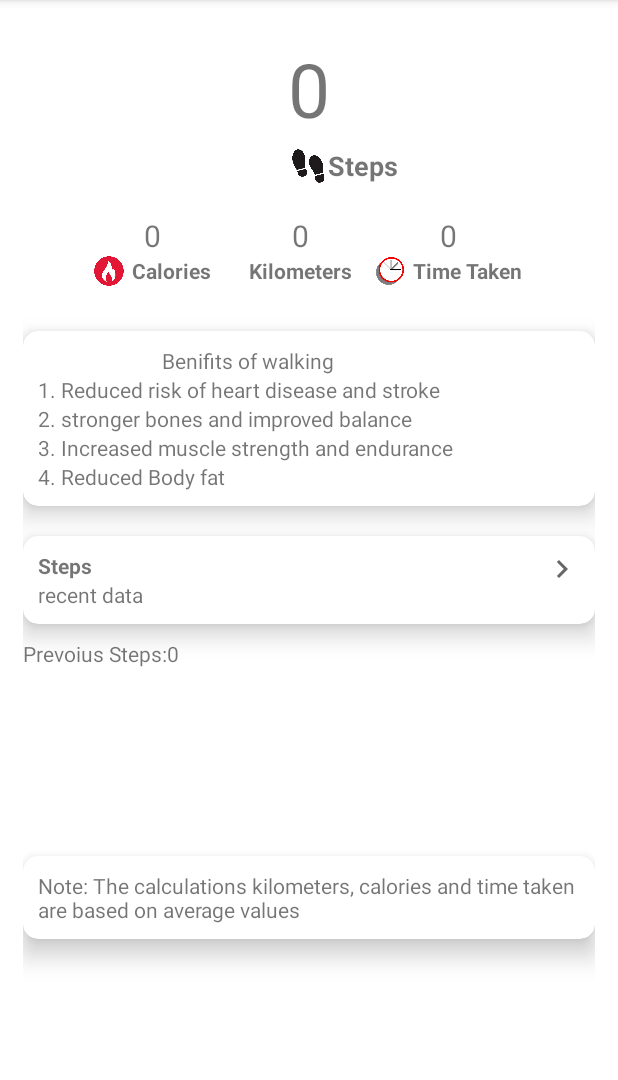
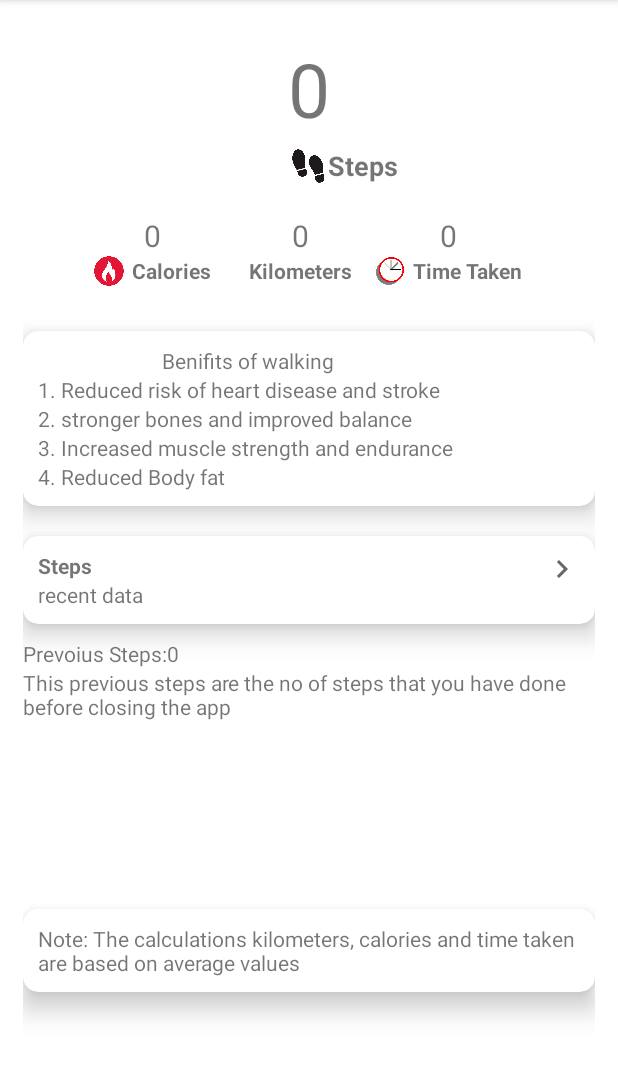
Before and after one commit to jithendrauppalapati/StepsTracker, an Android app: the screen it shows after launch (MainActivity), on a phone screen of 412 x 824 dp, the part 84-1164 px from its top. Run offline under Robolectric (Android 15) with nearby library versions, the phone set to English and light mode, and no system bars.

Commit message:
Previous steps explained

```diff
--- a/app/src/main/java/com/example/steptracker/MainActivity.java
+++ b/app/src/main/java/com/example/steptracker/MainActivity.java
@@ -22,18 +22,20 @@ import android.view.WindowManager;
 import android.widget.TextView;
 import android.widget.Toast;
 import java.text.SimpleDateFormat;
+import java.util.ArrayList;
 import java.util.Date;
 
 
 public class MainActivity extends AppCompatActivity implements SensorEventListener {
 
-    private TextView steps, cal, kilometers, time, currentTime;
+    private TextView steps, cal, kilometers, time, currentTime, highSteps;
     private SensorManager sensorManager;
     private Sensor stepSensor, stepDetector;
     int stepCount = 0, min = 0, stepsWalked = 0, stepDetect = 0;
     float calories = 0f, kMeters = 0f, test;
     SharedPreferences prefs;
     private CardView stepsCard;
+    ArrayList<Integer> highest;
 
 
     @Override
@@ -48,6 +50,8 @@ public class MainActivity extends AppCompatActivity implements SensorEventListen
         time = findViewById(R.id.time);
         currentTime = findViewById(R.id.currentTime);
         stepsCard = findViewById(R.id.stepsCard);
+        highSteps = findViewById(R.id.highSteps);
+        highest = new ArrayList<>(10);
 
         stepsCard.setOnClickListener(new View.OnClickListener() {
             @Override
@@ -73,8 +77,7 @@ public class MainActivity extends AppCompatActivity implements SensorEventListen
         SharedPreferences myPrefs = getSharedPreferences("MyPrefs", MODE_PRIVATE);
         stepsWalked = myPrefs.getInt("Steps", 0);
         currentTime.setText("Prevoius Steps:" + stepsWalked);
-
-
+        Log.d("Count1", String.valueOf(stepCount));
     }
 
     @Override
--- a/app/src/main/res/layout/activity_main.xml
+++ b/app/src/main/res/layout/activity_main.xml
@@ -221,6 +221,11 @@
         android:text="Previous Steps"
         android:layout_marginTop="10dp" />
 
+    <TextView
+        android:id="@+id/highSteps"
+        android:layout_width="wrap_content"
+        android:layout_height="wrap_content"
+        android:text="This previous steps are the no of steps that you have done before closing the app" />
 
     <androidx.cardview.widget.CardView
         android:layout_width="match_parent"
```
